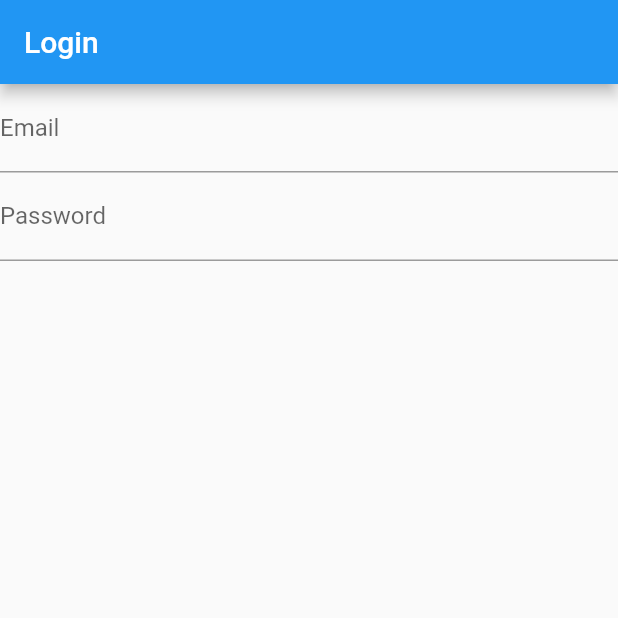
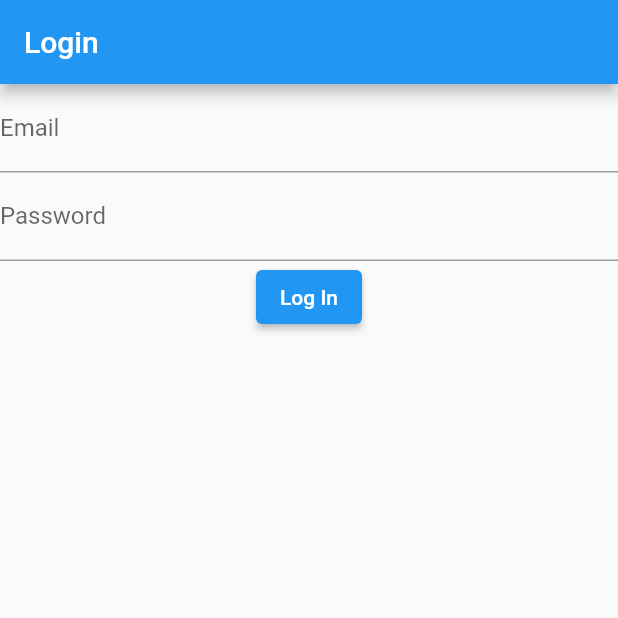
Before and after one commit to ENez7/qa_repo_flutter, a Flutter app: the screen it shows after launch, on a phone screen of 412 x 824 dp, the top half of it. Run offline on Flutter 3.47's test engine with Material 2 defaults, Android fonts, the phone set to English and light mode, and no system bars.

```diff
--- a/lib/pages/login.page.dart
+++ b/lib/pages/login.page.dart
@@ -1,4 +1,7 @@
+import 'package:f_testing/models/validator.dart';
 import 'package:flutter/material.dart';
+
+import 'home.page.dart';
 
 class LoginPage extends StatefulWidget {
   const LoginPage({Key? key}) : super(key: key);
@@ -10,24 +13,43 @@ class LoginPage extends StatefulWidget {
 class _LoginPageState extends State<LoginPage> {
   @override
   Widget build(BuildContext context) {
+    final emailController = TextEditingController();
+    final passwordController = TextEditingController();
+    final GlobalKey<FormState> key = GlobalKey<FormState>();
+
     return Scaffold(
       appBar: AppBar(
         title: const Text('Login'),
       ),
-      body: Column(
-        children: const [
-          TextField(
-            decoration: InputDecoration(
-                labelText: 'Email'
+      body: Form(
+        key: key,
+        child: Column(
+          children: [
+            TextFormField(
+              key: const ValueKey('email_id'),
+              decoration: const InputDecoration(labelText: 'Email'),
+              controller: emailController,
+              validator: (value) => Validator.validarMail(value ?? ''),
             ),
-          ),
-          TextField(
-            obscureText: true,
-            decoration: InputDecoration(
-              labelText: 'Password'
+            TextFormField(
+              key: const ValueKey('password_id'),
+              obscureText: true,
+              decoration: const InputDecoration(labelText: 'Password'),
+              controller: passwordController,
+              validator: (value) => Validator.validarPassword(value ?? ''),
             ),
-          )
-        ],
+            ElevatedButton(
+              onPressed: () {
+                if (key.currentState!.validate()) {
+                  Navigator.of(context).push(
+                    MaterialPageRoute(builder: (context) => const HomePage()),
+                  );
+                }
+              },
+              child: const Text('Log In'),
+            ),
+          ],
+        ),
       ),
     );
   }
--- a/pubspec.yaml
+++ b/pubspec.yaml
@@ -39,6 +39,8 @@ dependencies:
 dev_dependencies:
   mockito: ^5.3.0
   build_runner: ^2.2.0
+  integration_test:
+    sdk: flutter
   flutter_test:
     sdk: flutter
 
```
Also changed, not shown: lib/pages/home.page.dart (added, +14 -0 lines), pubspec.lock, 3 other files.
